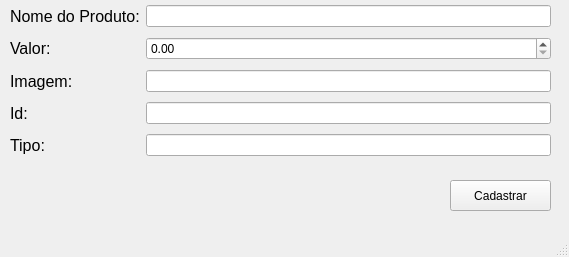
Above: python/pagina_cadastro.ui from pato14123/DaRoca before the change. Below: the same form after it.
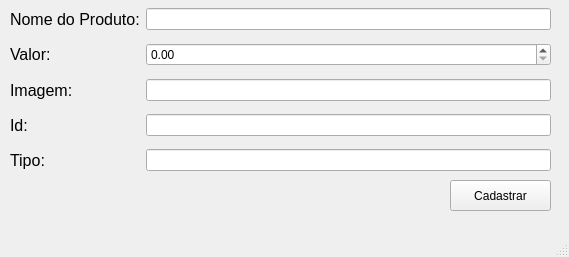
That is the form after the change.

Diff of the .ui file:
```diff
--- a/python/pagina_cadastro.ui
+++ b/python/pagina_cadastro.ui
@@ -33,7 +33,7 @@
       <x>10</x>
       <y>1</y>
       <width>541</width>
-      <height>161</height>
+      <height>181</height>
      </rect>
     </property>
     <layout class="QGridLayout" name="gridLayout">
@@ -65,7 +65,11 @@
       </widget>
      </item>
      <item row="1" column="1">
-      <widget class="QDoubleSpinBox" name="spbvalor"/>
+      <widget class="QDoubleSpinBox" name="spbvalor">
+       <property name="decimals">
+        <number>2</number>
+       </property>
+      </widget>
      </item>
      <item row="2" column="0">
       <widget class="QLabel" name="label_3">
```
